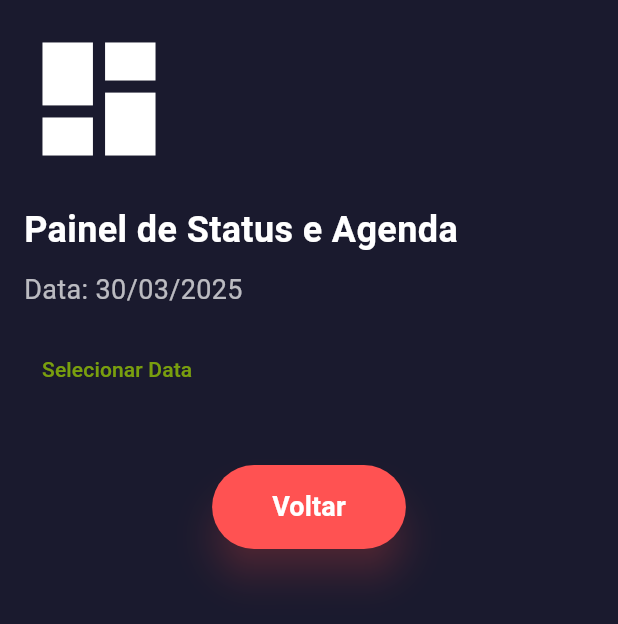
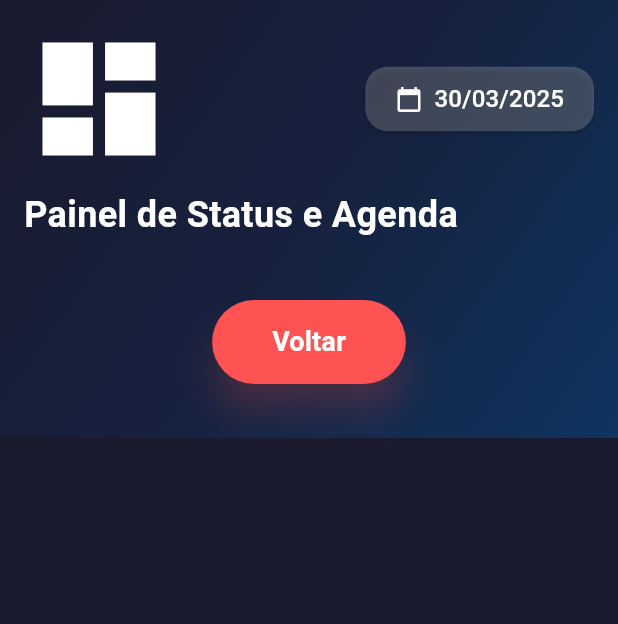
Before and after one commit to WLpereira/StatusDP, a Flutter app: the PainelScreen screen opened directly with empty values, on a phone screen of 412 x 824 dp. Shown: the top 624 px of the screen. Run offline on Flutter 3.47's test engine with Material 3 defaults, Android fonts, the phone set to English and light mode, and no system bars; our stand-ins replace supabase_flutter; accounts and stored records are empty.

Commit message:
Atualizar aparencia do painel

```diff
--- a/lib/screens/painel_screen.dart
+++ b/lib/screens/painel_screen.dart
@@ -512,35 +512,35 @@ class _PainelScreenState extends State<PainelScreen> {
       extendBody: true,
       body: RefreshIndicator(
         onRefresh: _loadInitialData,
+        child: Container(
+          decoration: const BoxDecoration(
+            gradient: LinearGradient(
+              colors: [
+                Color(0xFF1A1A2E),
+                Color(0xFF16213E),
+                Color(0xFF0F3460),
+              ],
+              begin: Alignment.topLeft,
+              end: Alignment.bottomRight,
+            ),
+          ),
           child: SingleChildScrollView(
             padding: const EdgeInsets.all(16.0),
             child: Column(
               crossAxisAlignment: CrossAxisAlignment.start,
+              children: [
+                // Cabeçalho
+                Row(
+                  mainAxisAlignment: MainAxisAlignment.spaceBetween,
                   children: [
                     const Icon(
                       Icons.dashboard,
                       size: 100,
                       color: Colors.white,
                     ),
-              const SizedBox(height: 20),
-              const Text(
-                'Painel de Status e Agenda',
-                style: TextStyle(
-                  fontSize: 24,
-                  fontWeight: FontWeight.bold,
-                  color: Colors.white,
-                ),
-              ),
-              const SizedBox(height: 10),
-              Text(
-                'Data: ${DateFormat('dd/MM/yyyy').format(_selectedDate)}',
-                style: const TextStyle(
-                  fontSize: 18,
-                  color: Colors.white70,
-                ),
-              ),
-              const SizedBox(height: 16),
-              TextButton(
+                    Column(
+                      children: [
+                        ElevatedButton.icon(
                           onPressed: () async {
                             final DateTime? picked = await showDatePicker(
                               context: context,
@@ -555,13 +555,35 @@ class _PainelScreenState extends State<PainelScreen> {
                               await _loadInitialData();
                             }
                           },
-                child: const Text(
-                  'Selecionar Data',
-                  style: TextStyle(color: Color.fromARGB(179, 162, 215, 0)),
+                          icon: const Icon(Icons.calendar_today, color: Colors.white),
+                          label: Text(
+                            DateFormat('dd/MM/yyyy').format(_selectedDate),
+                            style: const TextStyle(color: Colors.white, fontSize: 16),
+                          ),
+                          style: ElevatedButton.styleFrom(
+                            backgroundColor: Colors.white.withOpacity(0.2),
+                            padding: const EdgeInsets.symmetric(horizontal: 20, vertical: 10),
+                            shape: RoundedRectangleBorder(
+                              borderRadius: BorderRadius.circular(15),
+                            ),
+                          ),
+                        ),
+                      ],
+                    ),
+                  ],
+                ),
+                const SizedBox(height: 10),
+                const Text(
+                  'Painel de Status e Agenda',
+                  style: TextStyle(
+                    fontSize: 24,
+                    fontWeight: FontWeight.bold,
+                    color: Colors.white,
                   ),
                 ),
                 const SizedBox(height: 20),
 
+                // Lista de usuários por setor
                 ...usersBySector.entries.map((entry) {
                   final sector = entry.key;
                   final users = entry.value;
@@ -616,7 +638,10 @@ class _PainelScreenState extends State<PainelScreen> {
 
                           return Card(
                             color: Colors.white.withOpacity(0.1),
-                          margin: const EdgeInsets.symmetric(vertical: 4.0),
+                            margin: const EdgeInsets.symmetric(vertical: 8.0),
+                            shape: RoundedRectangleBorder(
+                              borderRadius: BorderRadius.circular(15),
+                            ),
                             child: Column(
                               children: [
                                 ListTile(
@@ -629,7 +654,7 @@ class _PainelScreenState extends State<PainelScreen> {
                                   ),
                                   title: Text(
                                     usuario.nome ?? usuario.email,
-                                  style: const TextStyle(color: Colors.white),
+                                    style: const TextStyle(color: Colors.white, fontWeight: FontWeight.bold),
                                   ),
                                   subtitle: Text(
                                     'Status: ${status.status}',
@@ -677,7 +702,7 @@ class _PainelScreenState extends State<PainelScreen> {
                                             child: Container(
                                               width: 80.0,
                                               margin: const EdgeInsets.only(left: 4.0),
-                                            padding: const EdgeInsets.symmetric(horizontal: 4.0, vertical: 4.0),
+                                              padding: const EdgeInsets.symmetric(horizontal: 4.0, vertical: 8.0),
                                               decoration: BoxDecoration(
                                                 color: isUnavailable
                                                     ? Colors.red.withOpacity(0.5)
@@ -716,11 +741,11 @@ class _PainelScreenState extends State<PainelScreen> {
                                     children: [
                                       Text(
                                         'Almoço Início: ${lunchStartTime.format(context)}',
-                                      style: const TextStyle(color: Colors.white),
+                                        style: const TextStyle(color: Colors.white, fontSize: 12),
                                       ),
                                       Text(
                                         'Almoço Fim: ${lunchEndTime.format(context)}',
-                                      style: const TextStyle(color: Colors.white),
+                                        style: const TextStyle(color: Colors.white, fontSize: 12),
                                       ),
                                     ],
                                   ),
@@ -736,6 +761,8 @@ class _PainelScreenState extends State<PainelScreen> {
                 }).toList(),
 
                 const SizedBox(height: 20),
+
+                // Botão de voltar centralizado
                 Center(
                   child: ElevatedButton(
                     onPressed: () {
@@ -777,7 +804,9 @@ class _PainelScreenState extends State<PainelScreen> {
                     ),
                   ),
                 ),
+                const SizedBox(height: 20),
               ],
+            ),
           ),
         ),
       ),
```
Lines whose indentation alone changed are shown as unchanged.
